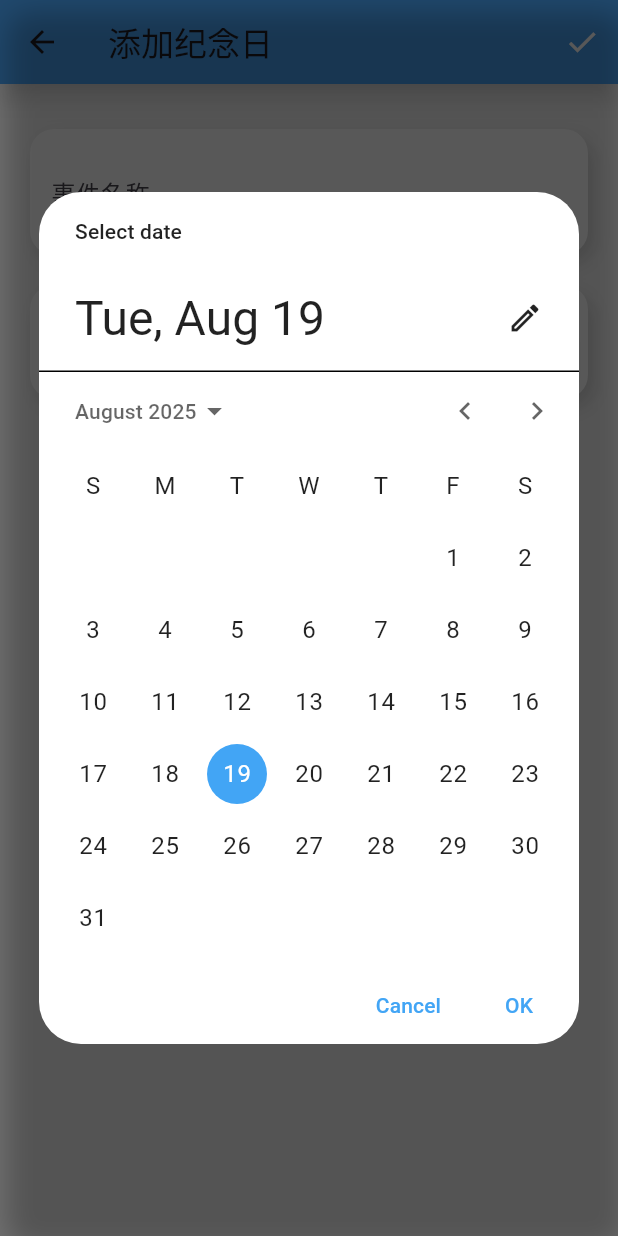
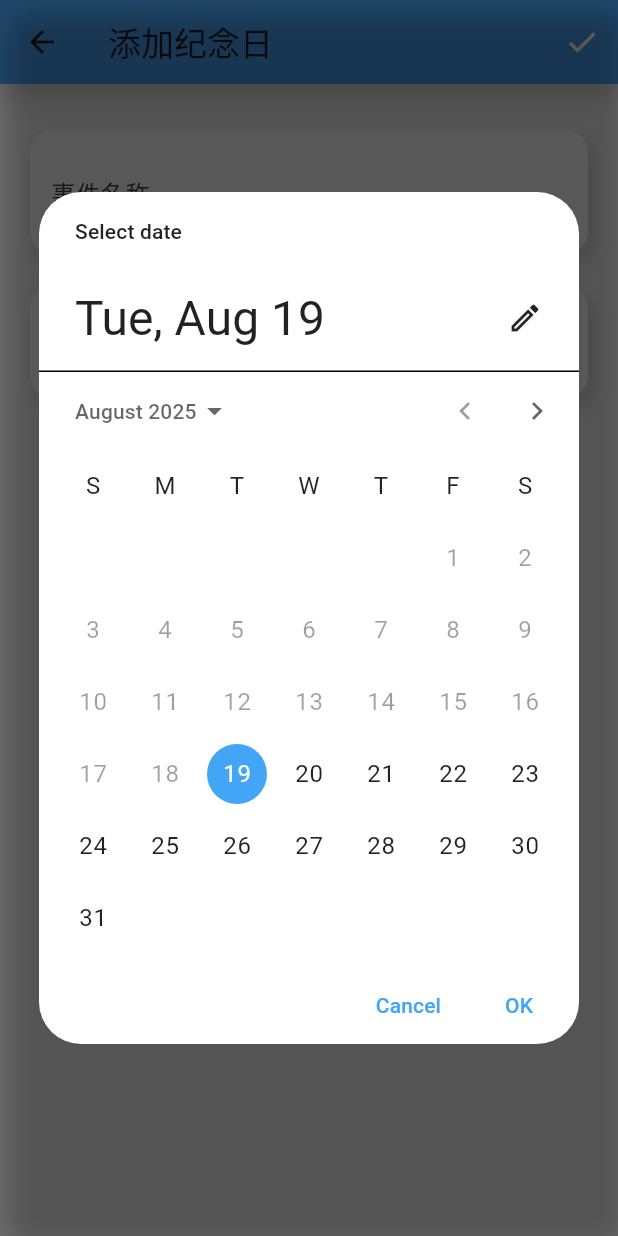
Before and after one commit to hyl2002/cold, a Flutter app: the AddEventPage screen opened directly, after a tap on "选择日期", on a phone screen of 412 x 824 dp. Run offline on Flutter 3.47's test engine with Material 3 defaults, Android fonts, the phone set to English and light mode, and no system bars; our stand-ins replace flutter_local_notifications, shared_preferences, timezone; accounts and stored records are empty.

Commit message:
优化了（不可选中过去的时间）

```diff
--- a/lib/pages/add_event_page.dart
+++ b/lib/pages/add_event_page.dart
@@ -25,10 +25,12 @@ class _AddEventPageState extends State<AddEventPage> {
   }
 
   Future<void> _pickDate() async {
+    final DateTime now =DateTime.now();
+    final DateTime today=DateTime(now.year,now.month,now.day);
     final DateTime? picked = await showDatePicker(
       context: context,
       initialDate: DateTime.now(),
-      firstDate: DateTime(2000),
+      firstDate: today,
       lastDate: DateTime(2100),
       builder: (context, child) {
         // 自定义日历样式（阴影 & 圆角）
```
